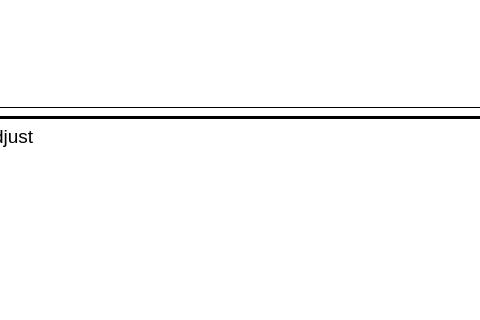
Qt form mainwindow.ui (rafaelgp23/InterfaceVSSA) before a commit; both pictures show x 320 to 800 and y 444 to 764 of the 1362 by 764 pixel window.
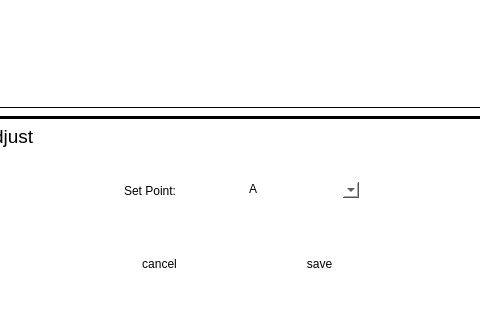
The same form after that commit. Icons and pictures are not drawn.

```diff
--- a/mainwindow.ui
+++ b/mainwindow.ui
@@ -842,6 +842,94 @@
            <string>Field Adjust</string>
           </property>
          </widget>
+         <widget class="QWidget" name="widget_2" native="true">
+          <property name="geometry">
+           <rect>
+            <x>580</x>
+            <y>0</y>
+            <width>261</width>
+            <height>201</height>
+           </rect>
+          </property>
+          <property name="styleSheet">
+           <string notr="true">image: url(:/new/prefix1/verismal.png);
+border-color: white;</string>
+          </property>
+         </widget>
+         <widget class="QWidget" name="horizontalLayoutWidget_5">
+          <property name="geometry">
+           <rect>
+            <x>180</x>
+            <y>40</y>
+            <width>261</width>
+            <height>61</height>
+           </rect>
+          </property>
+          <layout class="QHBoxLayout" name="horizontalLayout_3">
+           <item>
+            <widget class="QLabel" name="label_20">
+             <property name="text">
+              <string>Set Point:</string>
+             </property>
+            </widget>
+           </item>
+           <item>
+            <widget class="QComboBox" name="comboBox_3">
+             <item>
+              <property name="text">
+               <string>A</string>
+              </property>
+             </item>
+             <item>
+              <property name="text">
+               <string>B</string>
+              </property>
+             </item>
+             <item>
+              <property name="text">
+               <string>C</string>
+              </property>
+             </item>
+             <item>
+              <property name="text">
+               <string>D</string>
+              </property>
+             </item>
+             <item>
+              <property name="text">
+               <string>E</string>
+              </property>
+             </item>
+            </widget>
+           </item>
+          </layout>
+         </widget>
+         <widget class="QPushButton" name="pushButton_7">
+          <property name="geometry">
+           <rect>
+            <x>340</x>
+            <y>130</y>
+            <width>99</width>
+            <height>27</height>
+           </rect>
+          </property>
+          <property name="text">
+           <string>save</string>
+          </property>
+         </widget>
+         <widget class="QPushButton" name="pushButton_8">
+          <property name="geometry">
+           <rect>
+            <x>180</x>
+            <y>130</y>
+            <width>99</width>
+            <height>27</height>
+           </rect>
+          </property>
+          <property name="text">
+           <string>cancel</string>
+          </property>
+         </widget>
         </widget>
         <widget class="QWidget" name="Game">
          <property name="styleSheet">
```
